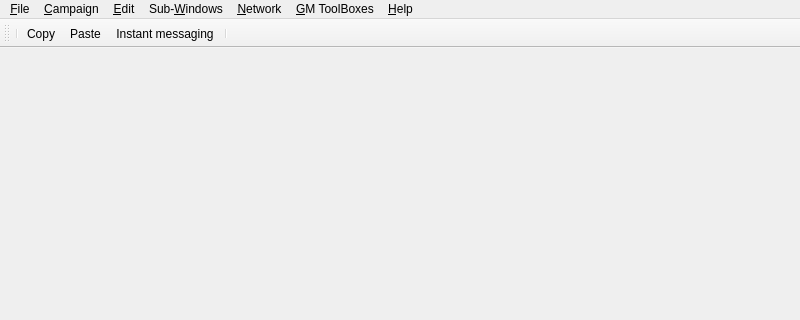
This is src/binaries/widget/mainwindow.ui in Rolisteam/rolisteam as Qt 5 draws it before an edit; both pictures show x 0 to 800 and y 0 to 320 of the 800 by 600 pixel window. The edited form follows.
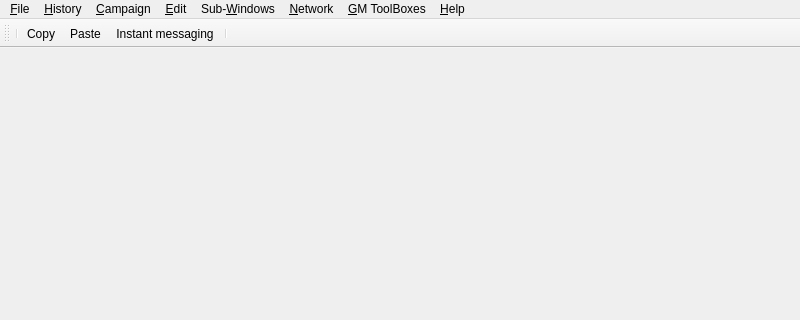
This is the edited form. Icons and pictures are not drawn.

Diff of the .ui file:
```diff
--- a/src/binaries/widget/mainwindow.ui
+++ b/src/binaries/widget/mainwindow.ui
@@ -128,7 +128,7 @@
      <string>&amp;GM ToolBoxes</string>
     </property>
    </widget>
-   <widget class="QMenu" name="menuCampaign">
+   <widget class="QMenu" name="m_campaignMenu">
     <property name="title">
      <string>&amp;Campaign</string>
     </property>
@@ -143,8 +143,18 @@
     <addaction name="separator"/>
     <addaction name="m_campaignPropertiesAct"/>
    </widget>
+   <widget class="QMenu" name="m_historyMenu">
+    <property name="title">
+     <string>&amp;History</string>
+    </property>
+    <addaction name="actionAdd"/>
+    <addaction name="actionRemove"/>
+    <addaction name="actionClean"/>
+    <addaction name="separator"/>
+   </widget>
    <addaction name="m_fileMenu"/>
-   <addaction name="menuCampaign"/>
+   <addaction name="m_historyMenu"/>
+   <addaction name="m_campaignMenu"/>
    <addaction name="m_editMenu"/>
    <addaction name="m_menuSubWindows"/>
    <addaction name="menuNetwork"/>
```
Left out of the diff: 15 changed lines with no effect on the pictures.
